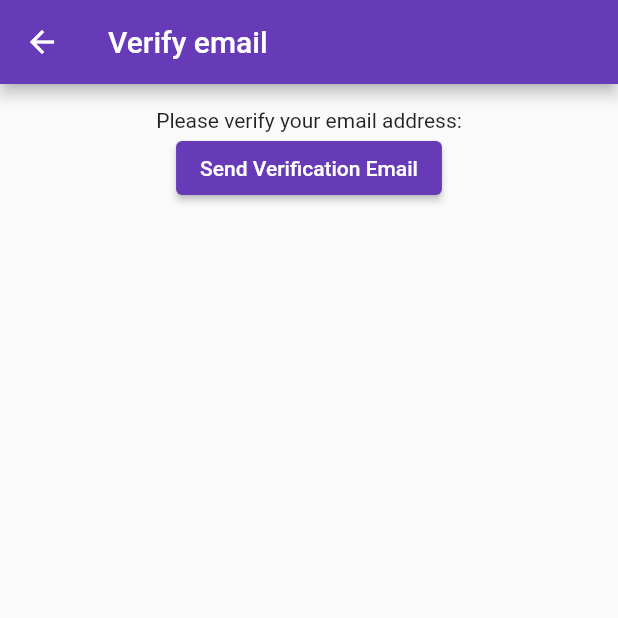
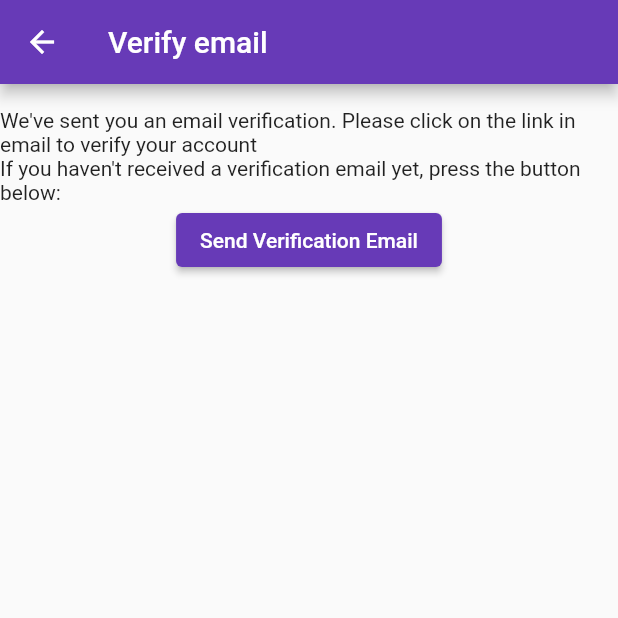
Before and after one commit to ShlokBharadwaj/no-notes, a Flutter app: the VerifyEmailView screen opened by its route, on a phone screen of 412 x 824 dp, the top half of it. Run offline on Flutter 3.47's test engine with Material 2 defaults, Android fonts, the phone set to English and light mode, and no system bars; our stand-ins replace firebase_auth, firebase_core; accounts and stored records are empty; generated files the repository leaves out were written again; network calls fail.

Commit message:
Add: Verification email sent automatically without button click

```diff
--- a/lib/views/register_view.dart
+++ b/lib/views/register_view.dart
@@ -67,6 +67,8 @@ class _RegisterViewState extends State<RegisterView> {
                     email: _email.text,
                     password: _password.text,
                   );
+                  final user = FirebaseAuth.instance.currentUser;
+                  await user?.sendEmailVerification();
                   Navigator.of(context).pushNamed(
                     verifyEmailRoute,
                   );
--- a/lib/views/verify_email_view.dart
+++ b/lib/views/verify_email_view.dart
@@ -19,7 +19,10 @@ class _VerifyEmailViewState extends State<VerifyEmailView> {
           child: Column(
             children: [
               const SizedBox(height: 16),
-              const Text("Please verify your email address:"),
+              const Text(
+                  'We\'ve sent you an email verification. Please click on the link in email to verify your account'),
+              const Text(
+                  "If you haven't received a verification email yet, press the button below:"),
               ElevatedButton(
                 onPressed: () async {
                   await FirebaseAuth.instance.currentUser
```
